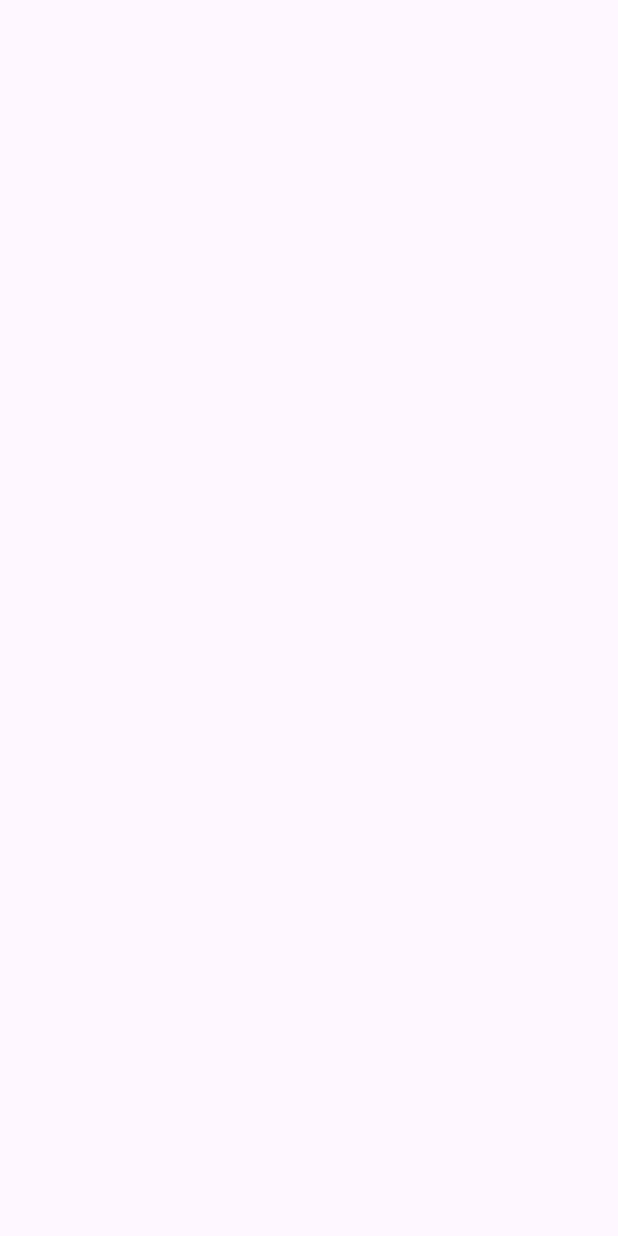
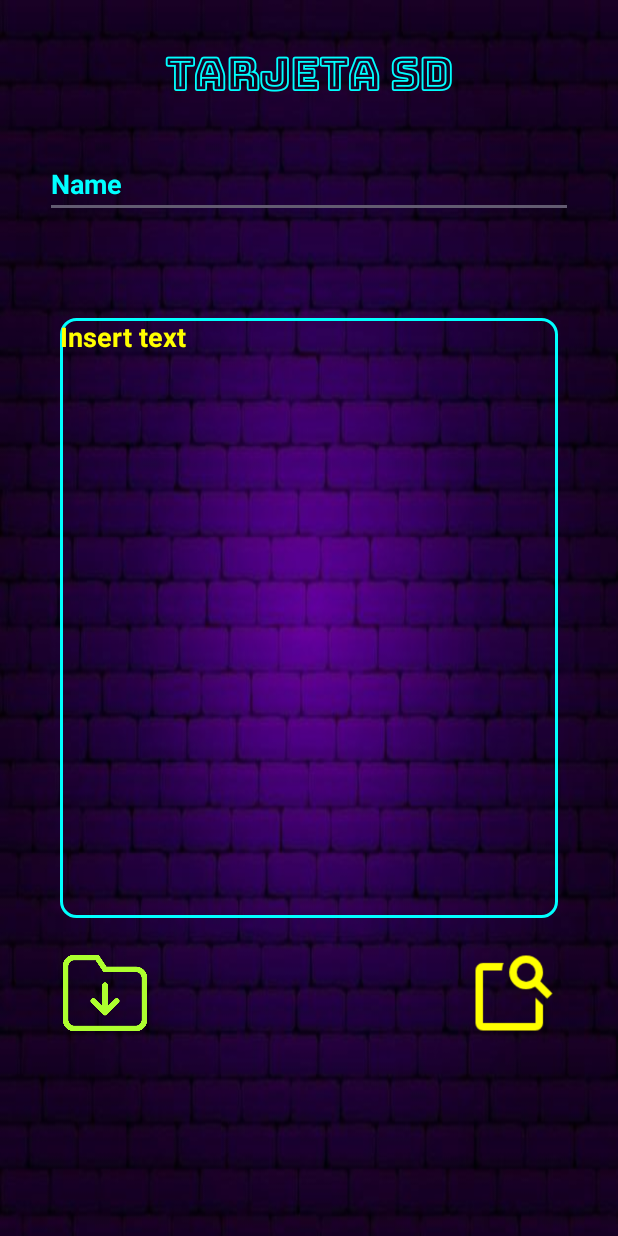
Before and after one commit to rodrigovelasquez2/Todo-en-uno-APP_Rodvels2002, an Android app: the Tarjeta_SD screen opened directly, with no data from a screen before it, on a phone screen of 412 x 824 dp. Before the commit the screen is empty. Run offline under Robolectric (Android 15) with nearby library versions, the phone set to English and light mode, and no system bars.

Commit message:
TARJETA SD: Se añadio una interfaz que pernmite guardar en el dispositivo local y mostrar la ruta donde se esta guardando el archivo asi como encontrar el archivo por su nombre y mostrar el contenido en el ediText

```diff
--- a/app/src/main/java/com/velasquez/todoenuno/MainActivity.java
+++ b/app/src/main/java/com/velasquez/todoenuno/MainActivity.java
@@ -111,4 +111,9 @@ public class MainActivity extends AppCompatActivity {
         startActivity(intent);
     }//Fin sendToManejoArchivos
 
+    public void sendTotarjetaSD(View view){
+        Intent intent = new Intent(MainActivity.this,Tarjeta_SD.class);
+        startActivity(intent);
+    }//Fin sendTotarjetaSD
+
 }//Fin MainActivity
--- /dev/null
+++ b/app/src/main/res/drawable/borde_cian_neon.xml
@@ -0,0 +1,9 @@
+<?xml version="1.0" encoding="utf-8"?>
+<shape xmlns:android="http://schemas.android.com/apk/res/android"
+    android:shape="rectangle">
+    <stroke
+        android:width="2dp"
+        android:color="@color/cian" />
+    <corners android:radius="10dp" />
+    <stroke android:width="2dp" />
+</shape>
--- a/app/src/main/res/layout/activity_tarjeta_sd.xml
+++ b/app/src/main/res/layout/activity_tarjeta_sd.xml
@@ -5,6 +5,73 @@
     android:id="@+id/main"
     android:layout_width="match_parent"
     android:layout_height="match_parent"
+    android:background="@drawable/background_ladrillos"
     tools:context=".Tarjeta_SD">
 
+
+    <TextView
+        android:id="@+id/textViewTarjetaSD"
+        android:layout_width="match_parent"
+        android:layout_height="100dp"
+        android:layout_margin="40dp"
+        android:fontFamily="@font/font_bungeeoutlineregular"
+        android:gravity="center"
+        android:shadowColor="@color/cian"
+        android:text="@string/app_tarjeta_SD"
+        android:textColor="@color/cian"
+        android:textSize="30dp"
+        android:textStyle="bold" />
+
+    <EditText
+        android:id="@+id/editTextNameFile_TarjetaSD"
+        android:layout_width="match_parent"
+        android:layout_height="wrap_content"
+        android:layout_marginStart="30dp"
+        android:layout_marginEnd="30dp"
+        android:textStyle="bold"
+        android:hint="@string/app_name"
+        android:textColor="@color/amarillo"
+        android:textColorHint="@color/cian"
+        app:layout_constraintTop_toBottomOf="@+id/textViewTarjetaSD" />
+
+
+    <EditText
+        android:id="@+id/editTextContent_TarjetaSD"
+        android:layout_width="match_parent"
+        android:layout_height="400dp"
+        android:layout_margin="40dp"
+        android:background="@drawable/borde_cian_neon"
+        android:gravity="top"
+        android:hint="@string/app_insert_text"
+        android:textColor="@color/cian"
+        android:textColorHint="@color/amarillo"
+        android:textStyle="bold"
+        app:layout_constraintBottom_toBottomOf="parent"
+        app:layout_constraintEnd_toEndOf="parent"
+
+        app:layout_constraintStart_toStartOf="parent"
+        app:layout_constraintTop_toTopOf="parent" />
+
+    <ImageButton
+        android:layout_width="60dp"
+        android:layout_height="60dp"
+        android:layout_marginStart="40dp"
+        android:layout_marginTop="20dp"
+        android:onClick="guardarTarjetaSD"
+        android:background="@drawable/icon_guardar"
+        android:backgroundTint="@color/amarillo_verde"
+        app:layout_constraintStart_toStartOf="parent"
+        app:layout_constraintTop_toBottomOf="@+id/editTextContent_TarjetaSD" />
+
+    <ImageButton
+        android:layout_width="60dp"
+        android:layout_height="60dp"
+        android:layout_marginTop="20dp"
+        android:layout_marginEnd="40dp"
+        android:onClick="consultarTarjetaSD"
+        android:background="@drawable/find_file"
+        android:backgroundTint="@color/amarillo"
+        app:layout_constraintEnd_toEndOf="parent"
+        app:layout_constraintTop_toBottomOf="@+id/editTextContent_TarjetaSD" />
+    />
 </androidx.constraintlayout.widget.ConstraintLayout>
--- a/app/src/main/res/values/strings.xml
+++ b/app/src/main/res/values/strings.xml
@@ -71,4 +71,7 @@
     <!--Manejo de archivos-->
     <string name="app_manejo_archivo">Manejo de archivos</string>
 
+    <!--SD-->
+    <string name="app_tarjeta_SD">TARJETA SD</string>
+
 </resources>
```
Also changed, not shown: app/src/main/java/com/velasquez/todoenuno/Tarjeta_SD.java (+71 -2 lines), app/src/main/res/layout/activity_main.xml (+7 -0 lines), app/src/main/res/layout/activity_manejo_archivos.xml (+3 -4 lines), app/src/main/res/Icons/file.xml (deleted), app/src/main/res/drawable/background_ladrillos.jpg (added), app/src/main/res/drawable/borde_verde_neon.xml (renamed from app/src/main/res/drawable/edittext_border.xml), app/src/main/res/drawable/find_file.png (added).
